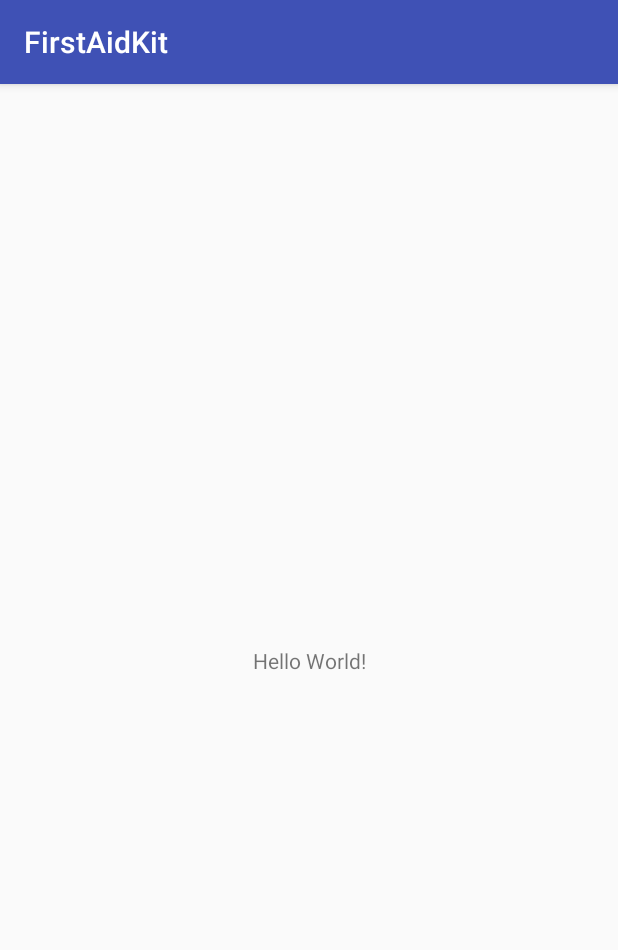
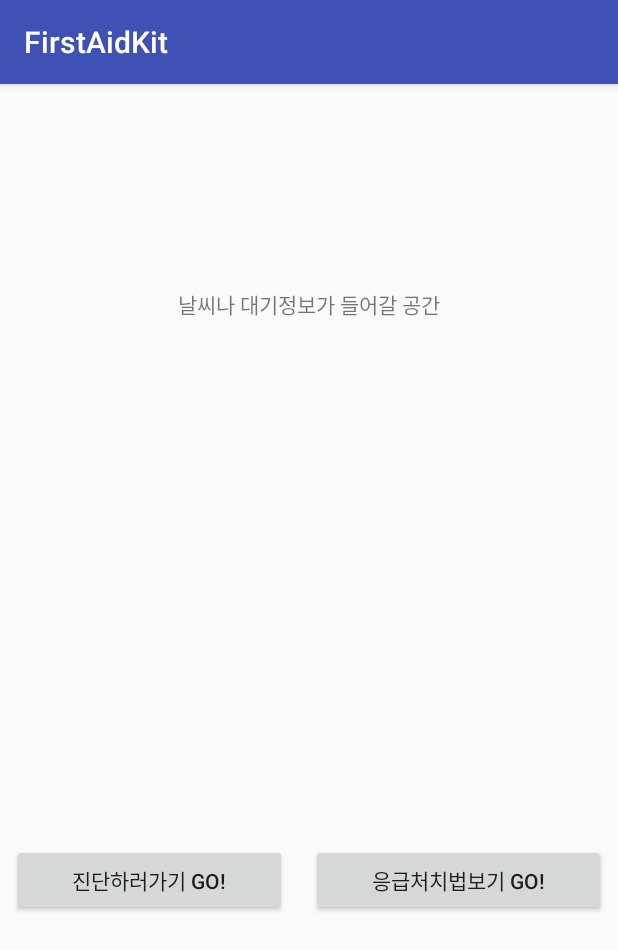
Before and after one commit to seunghyukshin/FirstAidKit, an Android app: the screen it shows after launch (MainActivity), on a phone screen of 412 x 824 dp. Shown: the top 950 px of the screen. Run offline under Robolectric (Android 15) with nearby library versions, the phone set to English and light mode, and no system bars.

Commit message:
add 2 Activity&Button

```diff
--- a/app/src/main/AndroidManifest.xml
+++ b/app/src/main/AndroidManifest.xml
@@ -16,6 +16,8 @@
                 <category android:name="android.intent.category.LAUNCHER" />
             </intent-filter>
         </activity>
+        <activity android:name=".FirstAidActivity" />
+        <activity android:name=".DiagnosisActivity"></activity>
     </application>
 
 </manifest>
--- a/app/src/main/java/com/example/seunghyukshin/firstaidkit/MainActivity.java
+++ b/app/src/main/java/com/example/seunghyukshin/firstaidkit/MainActivity.java
@@ -1,13 +1,39 @@
 package com.example.seunghyukshin.firstaidkit;
 
+import android.content.Intent;
 import android.support.v7.app.AppCompatActivity;
 import android.os.Bundle;
+import android.view.View;
+import android.widget.Button;
 
 public class MainActivity extends AppCompatActivity {
-
+    Button button_diag;
+    Button button_fa;
     @Override
     protected void onCreate(Bundle savedInstanceState) {
         super.onCreate(savedInstanceState);
         setContentView(R.layout.activity_main);
+
+        button_diag = (Button) findViewById(R.id.button_diagnosis);
+        button_fa = (Button) findViewById(R.id.button_first_aid);
+
+        button_diag.setOnClickListener(new View.OnClickListener() {
+            @Override
+            public void onClick(View view) {
+                Intent intent = new Intent(MainActivity.this, DiagnosisActivity.class);
+                startActivity(intent);
+            }
+        });
+
+        button_fa.setOnClickListener(new View.OnClickListener() {
+            @Override
+            public void onClick(View view) {
+                Intent intent = new Intent(MainActivity.this, FirstAidActivity.class);
+                startActivity(intent);
+            }
+        });
+
+
+
     }
 }
--- a/app/src/main/res/layout/activity_main.xml
+++ b/app/src/main/res/layout/activity_main.xml
@@ -1,18 +1,48 @@
 <?xml version="1.0" encoding="utf-8"?>
-<android.support.constraint.ConstraintLayout xmlns:android="http://schemas.android.com/apk/res/android"
+<LinearLayout xmlns:android="http://schemas.android.com/apk/res/android"
     xmlns:app="http://schemas.android.com/apk/res-auto"
     xmlns:tools="http://schemas.android.com/tools"
     android:layout_width="match_parent"
     android:layout_height="match_parent"
-    tools:context="com.example.seunghyukshin.firstaidkit.MainActivity">
+    tools:context="com.example.seunghyukshin.firstaidkit.MainActivity"
+    android:orientation="vertical">
+    <LinearLayout
+        android:layout_weight="2"
+        android:layout_width="match_parent"
+        android:layout_height="wrap_content"
+        android:layout_gravity="center">
+        <!-- 날씨나 대기상태 api사용해서 출력할 layout!-->
+        <TextView
+            android:layout_width="match_parent"
+            android:layout_height="match_parent"
+            android:gravity="center"
+            android:text="날씨나 대기정보가 들어갈 공간"/>
 
-    <TextView
-        android:layout_width="wrap_content"
-        android:layout_height="wrap_content"
-        android:text="Hello World!"
-        app:layout_constraintBottom_toBottomOf="parent"
-        app:layout_constraintLeft_toLeftOf="parent"
-        app:layout_constraintRight_toRightOf="parent"
-        app:layout_constraintTop_toTopOf="parent" />
+    </LinearLayout>
+    <LinearLayout
+        android:layout_weight="3"
+        android:layout_gravity="center"
+        android:layout_width="match_parent"
+        android:layout_height="wrap_content">
 
-</android.support.constraint.ConstraintLayout>
+        <Button
+            android:layout_gravity="center"
+            android:layout_margin="8dp"
+            android:layout_weight="1"
+            android:id="@+id/button_diagnosis"
+            android:layout_width="wrap_content"
+            android:layout_height="wrap_content"
+            android:text="진단하러가기 GO!" />
+
+        <Button
+            android:layout_gravity="center"
+            android:layout_margin="8dp"
+            android:layout_weight="1"
+            android:id="@+id/button_first_aid"
+            android:layout_width="wrap_content"
+            android:layout_height="wrap_content"
+            android:text="응급처치법보기 GO!" />
+
+
+    </LinearLayout>
+</LinearLayout>
```
Also changed, not shown: app/src/main/java/com/example/seunghyukshin/firstaidkit/DiagnosisActivity.java (added, +15 -0 lines), app/src/main/java/com/example/seunghyukshin/firstaidkit/FirstAidActivity.java (added, +16 -0 lines), app/src/main/res/layout/activity_diagnosis.xml (added, +12 -0 lines), app/src/main/res/layout/activity_first_aid.xml (added, +12 -0 lines).
